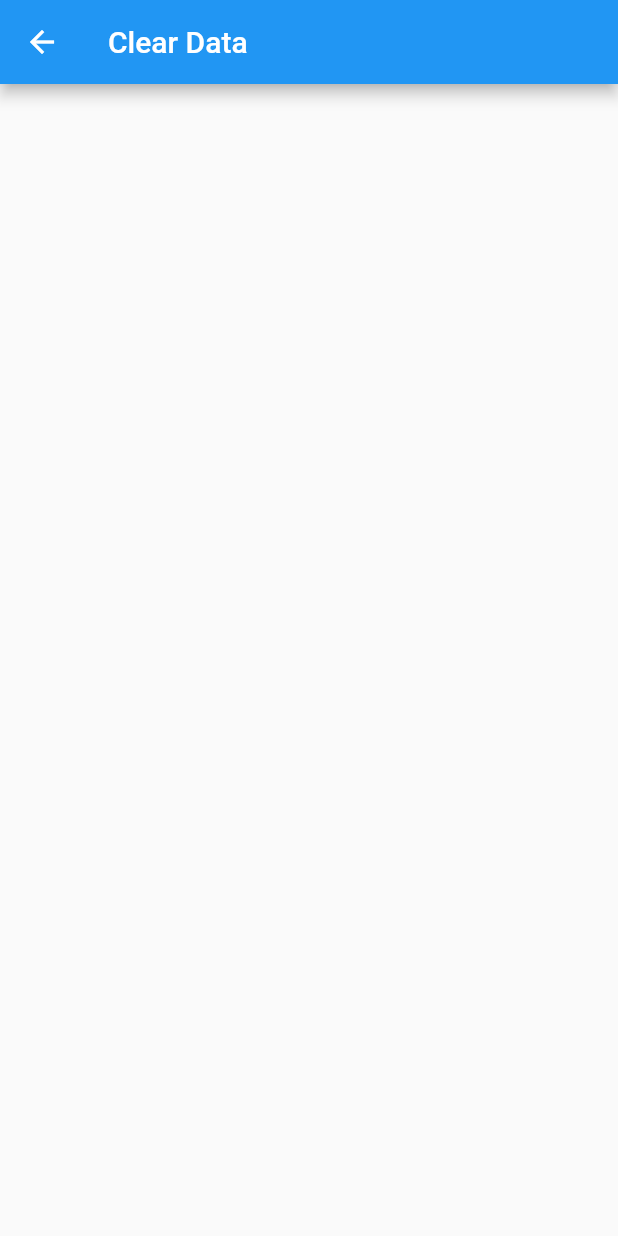
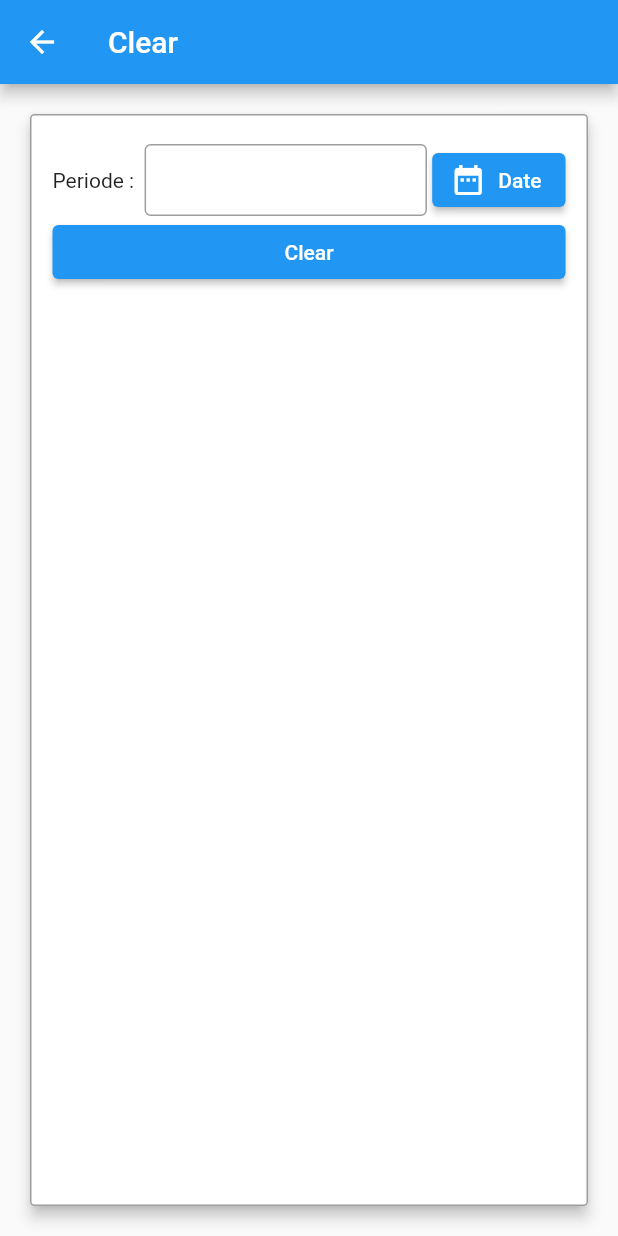
Before and after one commit to ardipc/myassets, a Flutter app: the ClearScreen screen opened by its route, on a phone screen of 412 x 824 dp. Run offline on Flutter 3.47's test engine with Material 2 defaults, Android fonts, the phone set to English and light mode, and no system bars; our stand-ins replace get; missing offline and left inert: barcode_scan, responsive_table.

Commit message:
download, upload, clear

```diff
--- a/lib/screens/Clear.screen.dart
+++ b/lib/screens/Clear.screen.dart
@@ -1,4 +1,5 @@
 import 'package:flutter/material.dart';
+import 'package:get/get.dart';
 
 class ClearScreen extends StatefulWidget {
   const ClearScreen({Key? key}) : super(key: key);
@@ -8,13 +9,71 @@ class ClearScreen extends StatefulWidget {
 }
 
 class _ClearScreen extends State<ClearScreen> {
+  String date = "";
+  DateTime selectedDate = DateTime.now();
   @override
   Widget build(BuildContext context) {
     return Scaffold(
       appBar: AppBar(
-        title: const Text('Clear Data'),
+        title: const Text('Clear'),
       ),
-      body: Column(),
+      body: Card(
+        elevation: 4,
+        margin: EdgeInsets.all(20),
+        shape: OutlineInputBorder(
+          borderRadius: BorderRadius.circular(3),
+          borderSide: BorderSide(color: Colors.grey, width: 1),
+        ),
+        color: Colors.white,
+        child: Container(
+          padding: EdgeInsets.symmetric(vertical: 20, horizontal: 15),
+          child: Column(
+            children: <Widget>[
+              Row(
+                children: <Widget>[
+                  Text("Periode :  "),
+                  Expanded(
+                      child: TextField(
+                    decoration: InputDecoration(
+                      contentPadding: EdgeInsets.symmetric(vertical: 10),
+                      border: OutlineInputBorder(
+                          borderSide: BorderSide(color: Colors.blueAccent)),
+                    ),
+                  )),
+                  Text(" "),
+                  ElevatedButton.icon(
+                    onPressed: () {
+                      _selectDate(context);
+                    },
+                    icon: Icon(Icons.date_range),
+                    label: Text("Date"),
+                  ),
+                ],
+              ),
+              Row(
+                children: <Widget>[
+                  Expanded(
+                      child: ElevatedButton(
+                          onPressed: () {}, child: Text("Clear")))
+                ],
+              ),
+            ],
+          ),
+        ),
+      ),
     );
   }
+
+  _selectDate(BuildContext context) async {
+    final DateTime? selected = await showDatePicker(
+      context: context,
+      initialDate: selectedDate,
+      firstDate: DateTime(2010),
+      lastDate: DateTime(2025),
+    );
+    if (selected != null && selected != selectedDate)
+      setState(() {
+        selectedDate = selected;
+      });
+  }
 }
--- a/lib/screens/Download.screen.dart
+++ b/lib/screens/Download.screen.dart
@@ -14,7 +14,9 @@ class _DownloadScreen extends State<DownloadScreen> {
       appBar: AppBar(
         title: const Text('Download'),
       ),
-      body: Column(),
+      body: Center(
+        child: ElevatedButton(onPressed: () {}, child: Text("Start Download")),
+      ),
     );
   }
 }
--- a/lib/screens/HomePage.screen.dart
+++ b/lib/screens/HomePage.screen.dart
@@ -1,5 +1,6 @@
 import 'package:flutter/material.dart';
 import 'package:get/get.dart';
+import 'package:myasset/screens/Clear.screen.dart';
 import 'package:myasset/screens/Login.screen.dart';
 import 'package:myasset/screens/Scan.screen.dart';
 import 'package:myasset/screens/Settings.screen.dart';
@@ -45,7 +46,7 @@ class _MyHomePageState extends State<MyHomePage> {
               onPressed: () {
                 print('click me');
                 Get.to(
-                  SettingsScreen(),
+                  ClearScreen(),
                 );
               },
               child: Text("Click Me"),
--- a/lib/screens/StockOpname.screen.dart
+++ b/lib/screens/StockOpname.screen.dart
@@ -20,7 +20,7 @@ class _StockOpnameScreenState extends State<StockOpnameScreen> {
       body: Column(
         children: [
           Padding(
-            padding: const EdgeInsets.all(16.0),
+            padding: const EdgeInsets.all(14.0),
             child: Row(
               children: [
                 const Text("Period"),
@@ -28,7 +28,7 @@ class _StockOpnameScreenState extends State<StockOpnameScreen> {
                   width: 40,
                 ),
                 SizedBox(
-                  width: MediaQuery.of(context).size.width * 0.6,
+                  width: MediaQuery.of(context).size.width * 0.5,
                   child: DropdownButton(
                     isExpanded: true,
                     hint: const Text("Select Period"),
--- a/lib/screens/Upload.screen.dart
+++ b/lib/screens/Upload.screen.dart
@@ -14,7 +14,9 @@ class _UploadScreen extends State<UploadScreen> {
       appBar: AppBar(
         title: const Text('Upload'),
       ),
-      body: Column(),
+      body: Center(
+        child: ElevatedButton(onPressed: () {}, child: Text("Start Upload")),
+      ),
     );
   }
 }
--- a/pubspec.yaml
+++ b/pubspec.yaml
@@ -29,6 +29,7 @@ environment:
 dependencies:
   barcode_scan: ^2.0.1
   cupertino_icons: ^1.0.2
+  dropdownfield: ^1.0.3
   flutter:
     sdk: flutter
   get: ^4.6.1
```
Also changed, not shown: lib/screens/Settings.screen.dart (+6 -6 lines), pubspec.lock.
